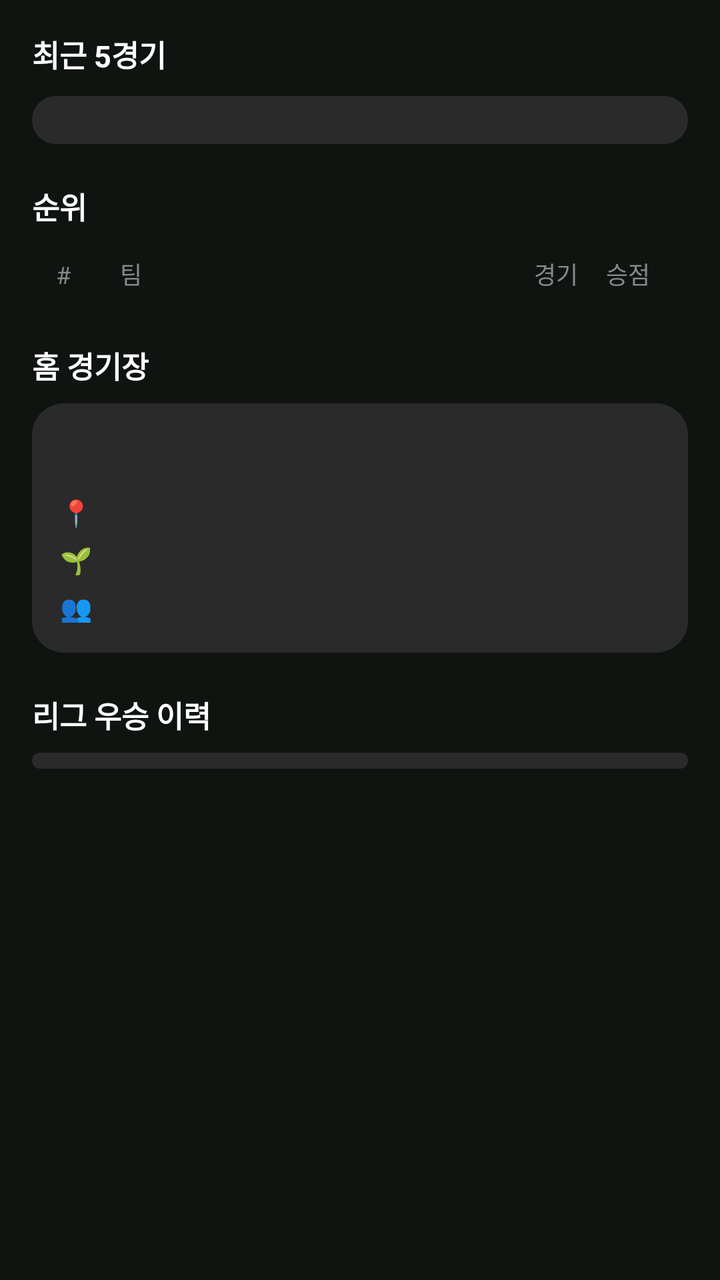
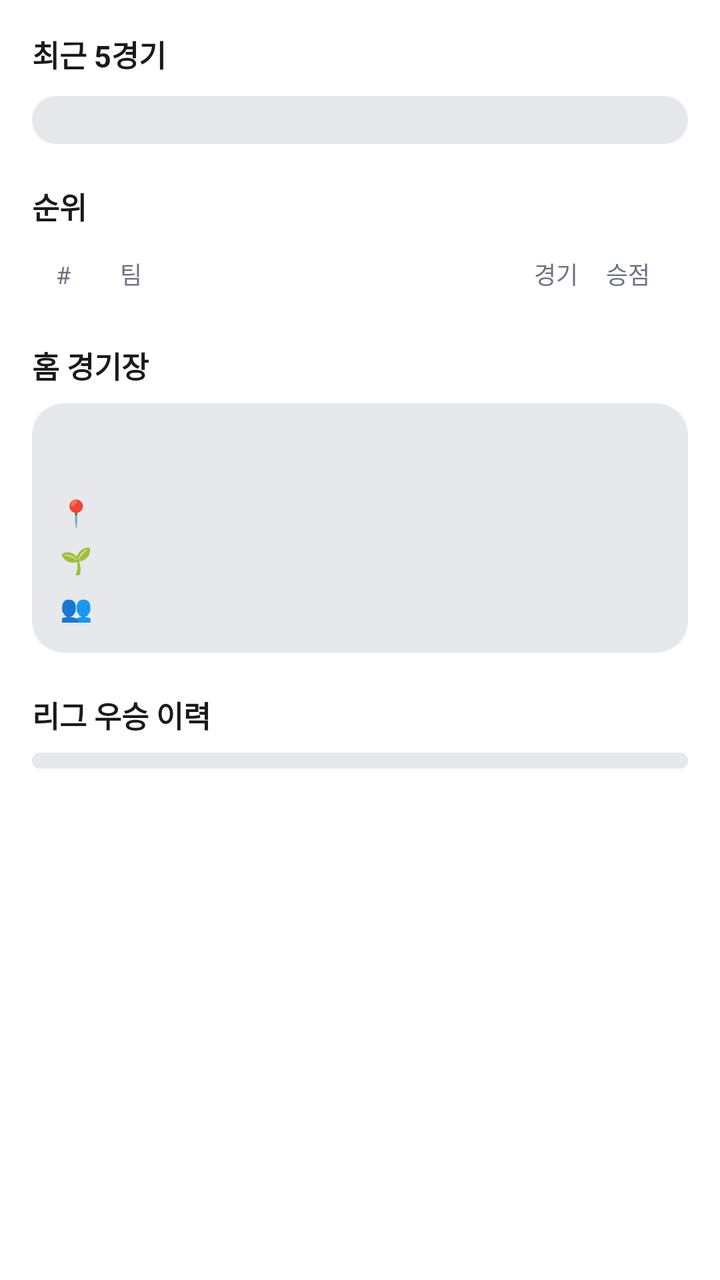

Two renders of the same Android screen: before a commit and after it. Below are the layout's source before the change and the commit's diff.
<!-- AndroidManifest.xml: application theme Theme.MyApplication -->
<!-- res/layout/fragment_team_overview.xml -->
<?xml version="1.0" encoding="utf-8"?>
<ScrollView xmlns:android="http://schemas.android.com/apk/res/android"
    android:layout_width="match_parent"
    android:layout_height="match_parent"
    android:background="#101411">

    <LinearLayout
        android:layout_width="match_parent"
        android:layout_height="wrap_content"
        android:orientation="vertical"
        android:padding="16dp">

        
        <TextView
            android:layout_width="wrap_content"
            android:layout_height="wrap_content"
            android:text="최근 5경기"
            android:textColor="#FFFFFF"
            android:textSize="15sp"
            android:textStyle="bold"
            android:layout_marginBottom="10dp" />

        <LinearLayout
            android:id="@+id/layoutRecentMatches"
            android:layout_width="match_parent"
            android:layout_height="wrap_content"
            android:background="@drawable/card_bg"
            android:padding="12dp"
            android:orientation="horizontal"
            android:gravity="center"
            android:layout_marginBottom="20dp" />

        
        <TextView
            android:layout_width="wrap_content"
            android:layout_height="wrap_content"
            android:text="순위"
            android:textColor="#FFFFFF"
            android:textSize="15sp"
            android:textStyle="bold"
            android:layout_marginBottom="8dp" />

        <LinearLayout
            android:layout_width="match_parent"
            android:layout_height="wrap_content"
            android:orientation="horizontal"
            android:paddingHorizontal="12dp"
            android:paddingVertical="6dp">
            <TextView android:layout_width="32dp" android:layout_height="wrap_content"
                android:text="#" android:textColor="#888888" android:textSize="12sp"/>
            <TextView android:layout_width="0dp" android:layout_height="wrap_content"
                android:layout_weight="1"
                android:text="팀" android:textColor="#888888" android:textSize="12sp"/>
            <TextView android:layout_width="36dp" android:layout_height="wrap_content"
                android:text="경기" android:textColor="#888888" android:textSize="12sp" android:gravity="center"/>
            <TextView android:layout_width="36dp" android:layout_height="wrap_content"
                android:text="승점" android:textColor="#888888" android:textSize="12sp" android:gravity="center"/>
        </LinearLayout>

        <LinearLayout
            android:id="@+id/layoutMiniStandings"
            android:layout_width="match_parent"
            android:layout_height="wrap_content"
            android:background="@drawable/card_bg"
            android:orientation="vertical"
            android:layout_marginBottom="20dp" />

        
        <TextView
            android:layout_width="wrap_content"
            android:layout_height="wrap_content"
            android:text="홈 경기장"
            android:textColor="#FFFFFF"
            android:textSize="15sp"
            android:textStyle="bold"
            android:layout_marginBottom="8dp" />

        <LinearLayout
            android:id="@+id/layoutVenue"
            android:layout_width="match_parent"
            android:layout_height="wrap_content"
            android:background="@drawable/card_bg"
            android:orientation="vertical"
            android:padding="14dp"
            android:layout_marginBottom="20dp">

            <TextView android:id="@+id/tvVenueName"
                android:layout_width="wrap_content" android:layout_height="wrap_content"
                android:textColor="#FFFFFF" android:textSize="16sp" android:textStyle="bold"
                android:layout_marginBottom="10dp" />

            <LinearLayout android:layout_width="match_parent" android:layout_height="wrap_content"
                android:orientation="horizontal" android:layout_marginBottom="6dp">
                <TextView android:layout_width="wrap_content" android:layout_height="wrap_content"
                    android:text="📍 " android:textSize="13sp"/>
                <TextView android:id="@+id/tvVenueCity"
                    android:layout_width="wrap_content" android:layout_height="wrap_content"
                    android:textColor="#CCCCCC" android:textSize="13sp"/>
            </LinearLayout>

            <LinearLayout android:layout_width="match_parent" android:layout_height="wrap_content"
                android:orientation="horizontal" android:layout_marginBottom="6dp">
                <TextView android:layout_width="wrap_content" android:layout_height="wrap_content"
                    android:text="🌱 " android:textSize="13sp"/>
                <TextView android:id="@+id/tvVenueSurface"
                    android:layout_width="wrap_content" android:layout_height="wrap_content"
                    android:textColor="#CCCCCC" android:textSize="13sp"/>
            </LinearLayout>

            <LinearLayout android:layout_width="match_parent" android:layout_height="wrap_content"
                android:orientation="horizontal">
                <TextView android:layout_width="wrap_content" android:layout_height="wrap_content"
                    android:text="👥 " android:textSize="13sp"/>
                <TextView android:id="@+id/tvVenueCapacity"
                    android:layout_width="wrap_content" android:layout_height="wrap_content"
                    android:textColor="#CCCCCC" android:textSize="13sp"/>
            </LinearLayout>
        </LinearLayout>

        
        <TextView
            android:layout_width="wrap_content"
            android:layout_height="wrap_content"
            android:text="리그 우승 이력"
            android:textColor="#FFFFFF"
            android:textSize="15sp"
            android:textStyle="bold"
            android:layout_marginBottom="8dp" />

        <LinearLayout
            android:id="@+id/layoutTrophies"
            android:layout_width="match_parent"
            android:layout_height="wrap_content"
            android:background="@drawable/card_bg"
            android:orientation="vertical"
            android:padding="4dp"
            android:layout_marginBottom="16dp" />

    </LinearLayout>
</ScrollView>
<!-- resources referenced by this layout -->
<resources>
  <!-- drawable card_bg (drawable) -->
  <?xml version="1.0" encoding="utf-8"?>
  <shape xmlns:android="http://schemas.android.com/apk/res/android">
      <solid android:color="#2A2A2A" />
      <corners android:radius="16dp" />
  </shape>
  <style name="Theme.MyApplication" parent="Base.Theme.MyApplication" />
  <style name="Base.Theme.MyApplication" parent="Theme.Material3.DayNight.NoActionBar">
          
          
      </style>
</resources>

<!-- the commit's change to res/layout/fragment_team_overview.xml (unified diff, before → after) -->
@@ -2,7 +2,7 @@
 <ScrollView xmlns:android="http://schemas.android.com/apk/res/android"
     android:layout_width="match_parent"
     android:layout_height="match_parent"
-    android:background="#101411">
+    android:background="@color/bg">
 
     <LinearLayout
         android:layout_width="match_parent"
@@ -15,7 +15,7 @@
             android:layout_width="wrap_content"
             android:layout_height="wrap_content"
             android:text="최근 5경기"
-            android:textColor="#FFFFFF"
+            android:textColor="@color/text_primary"
             android:textSize="15sp"
             android:textStyle="bold"
             android:layout_marginBottom="10dp" />
@@ -35,7 +35,7 @@
             android:layout_width="wrap_content"
             android:layout_height="wrap_content"
             android:text="순위"
-            android:textColor="#FFFFFF"
+            android:textColor="@color/text_primary"
             android:textSize="15sp"
             android:textStyle="bold"
             android:layout_marginBottom="8dp" />
@@ -47,14 +47,14 @@
             android:paddingHorizontal="12dp"
             android:paddingVertical="6dp">
             <TextView android:layout_width="32dp" android:layout_height="wrap_content"
-                android:text="#" android:textColor="#888888" android:textSize="12sp"/>
+                android:text="#" android:textColor="@color/text_secondary" android:textSize="12sp"/>
             <TextView android:layout_width="0dp" android:layout_height="wrap_content"
                 android:layout_weight="1"
-                android:text="팀" android:textColor="#888888" android:textSize="12sp"/>
+                android:text="팀" android:textColor="@color/text_secondary" android:textSize="12sp"/>
             <TextView android:layout_width="36dp" android:layout_height="wrap_content"
-                android:text="경기" android:textColor="#888888" android:textSize="12sp" android:gravity="center"/>
+                android:text="경기" android:textColor="@color/text_secondary" android:textSize="12sp" android:gravity="center"/>
             <TextView android:layout_width="36dp" android:layout_height="wrap_content"
-                android:text="승점" android:textColor="#888888" android:textSize="12sp" android:gravity="center"/>
+                android:text="승점" android:textColor="@color/text_secondary" android:textSize="12sp" android:gravity="center"/>
         </LinearLayout>
 
         <LinearLayout
@@ -70,7 +70,7 @@
             android:layout_width="wrap_content"
             android:layout_height="wrap_content"
             android:text="홈 경기장"
-            android:textColor="#FFFFFF"
+            android:textColor="@color/text_primary"
             android:textSize="15sp"
             android:textStyle="bold"
             android:layout_marginBottom="8dp" />
@@ -86,7 +86,7 @@
 
             <TextView android:id="@+id/tvVenueName"
                 android:layout_width="wrap_content" android:layout_height="wrap_content"
-                android:textColor="#FFFFFF" android:textSize="16sp" android:textStyle="bold"
+                android:textColor="@color/text_primary" android:textSize="16sp" android:textStyle="bold"
                 android:layout_marginBottom="10dp" />
 
             <LinearLayout android:layout_width="match_parent" android:layout_height="wrap_content"
@@ -95,7 +95,7 @@
                     android:text="📍 " android:textSize="13sp"/>
                 <TextView android:id="@+id/tvVenueCity"
                     android:layout_width="wrap_content" android:layout_height="wrap_content"
-                    android:textColor="#CCCCCC" android:textSize="13sp"/>
+                    android:textColor="@color/text_body" android:textSize="13sp"/>
             </LinearLayout>
 
             <LinearLayout android:layout_width="match_parent" android:layout_height="wrap_content"
@@ -104,7 +104,7 @@
                     android:text="🌱 " android:textSize="13sp"/>
                 <TextView android:id="@+id/tvVenueSurface"
                     android:layout_width="wrap_content" android:layout_height="wrap_content"
-                    android:textColor="#CCCCCC" android:textSize="13sp"/>
+                    android:textColor="@color/text_body" android:textSize="13sp"/>
             </LinearLayout>
 
             <LinearLayout android:layout_width="match_parent" android:layout_height="wrap_content"
@@ -113,7 +113,7 @@
                     android:text="👥 " android:textSize="13sp"/>
                 <TextView android:id="@+id/tvVenueCapacity"
                     android:layout_width="wrap_content" android:layout_height="wrap_content"
-                    android:textColor="#CCCCCC" android:textSize="13sp"/>
+                    android:textColor="@color/text_body" android:textSize="13sp"/>
             </LinearLayout>
         </LinearLayout>
 
@@ -122,7 +122,7 @@
             android:layout_width="wrap_content"
             android:layout_height="wrap_content"
             android:text="리그 우승 이력"
-            android:textColor="#FFFFFF"
+            android:textColor="@color/text_primary"
             android:textSize="15sp"
             android:textStyle="bold"
             android:layout_marginBottom="8dp" />
<!-- resource entries referenced after the edit -->
@@ -1,15 +1,27 @@
 <!-- resources referenced by this layout -->
 <resources>
+  <color name="bg">#FFFFFF</color>
+  <color name="text_body">#374151</color>
+  <color name="text_primary">#1A1A1A</color>
+  <color name="text_secondary">#6B7280</color>
   <!-- drawable card_bg (drawable) -->
   <?xml version="1.0" encoding="utf-8"?>
   <shape xmlns:android="http://schemas.android.com/apk/res/android">
-      <solid android:color="#2A2A2A" />
+      <solid android:color="@color/surface_variant" />
       <corners android:radius="16dp" />
   </shape>
   <style name="Theme.MyApplication" parent="Base.Theme.MyApplication" />
-  <style name="Base.Theme.MyApplication" parent="Theme.Material3.DayNight.NoActionBar">
-          
-          
+  <color name="surface_variant">#E6E8EB</color>
+  <style name="Base.Theme.MyApplication" parent="Theme.Material3.Light.NoActionBar">
+          <item name="colorPrimary">@color/accent</item>
+          <item name="colorOnPrimary">@color/on_accent</item>
+          <item name="android:windowBackground">@color/bg</item>
+          <item name="android:statusBarColor">@color/bg</item>
+          <item name="android:navigationBarColor">@color/bg</item>
+          <item name="android:windowLightStatusBar">true</item>
+          <item name="android:windowLightNavigationBar" tools:targetApi="o_mr1">true</item>
       </style>
+  <color name="accent">#F2711C</color>
+  <color name="on_accent">#FFFFFF</color>
 </resources>
 
